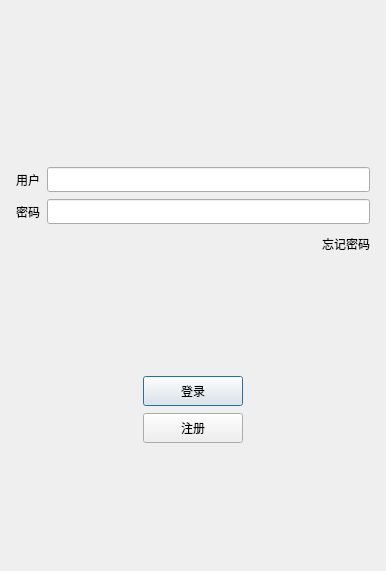
This is logindialog.ui in Ycyofmine/QWei as Qt 5 draws it before an edit. The edited form follows.
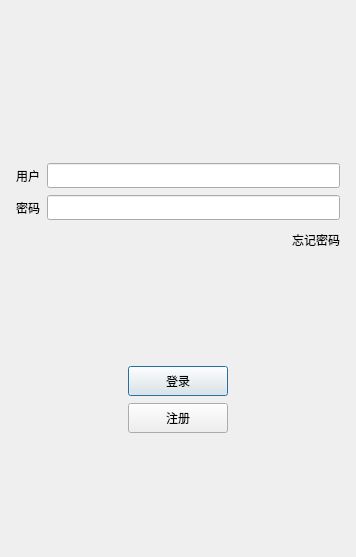
This is the edited form. Icons and pictures are not drawn.

What changed in the file:
```diff
--- a/logindialog.ui
+++ b/logindialog.ui
@@ -6,10 +6,22 @@
    <rect>
     <x>0</x>
     <y>0</y>
-    <width>386</width>
-    <height>571</height>
+    <width>356</width>
+    <height>557</height>
    </rect>
   </property>
+  <property name="minimumSize">
+   <size>
+    <width>300</width>
+    <height>500</height>
+   </size>
+  </property>
+  <property name="maximumSize">
+   <size>
+    <width>356</width>
+    <height>557</height>
+   </size>
+  </property>
   <property name="windowTitle">
    <string>Dialog</string>
   </property>
```
Left out of the diff: 6 changed lines with no effect on the pictures.
